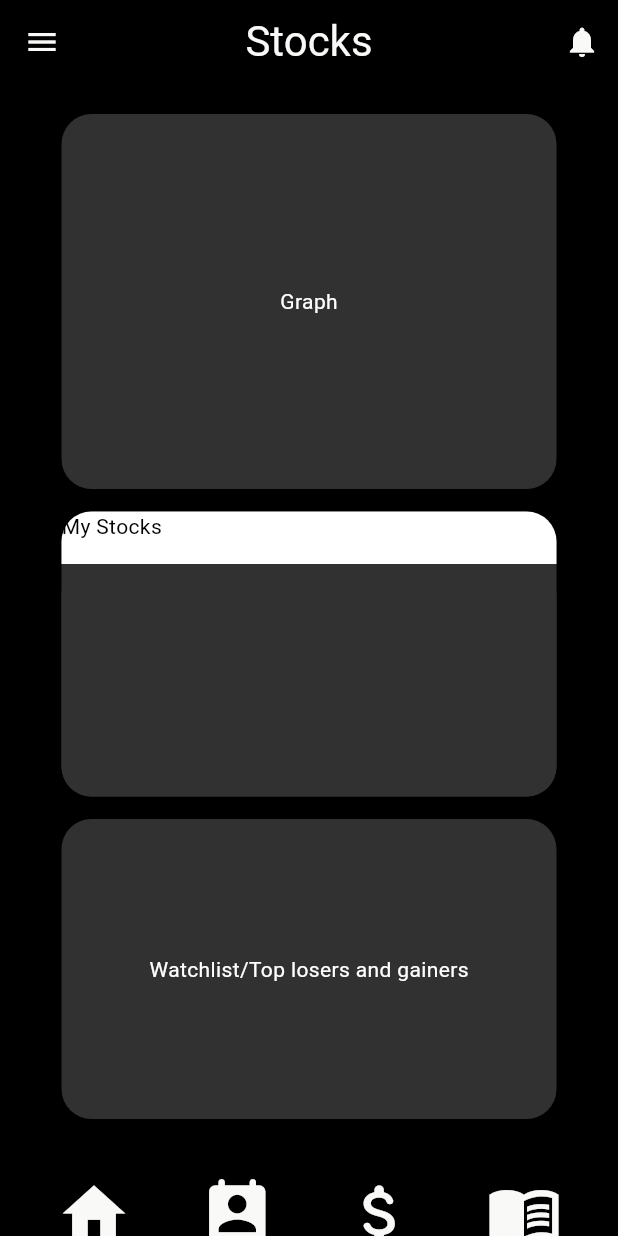
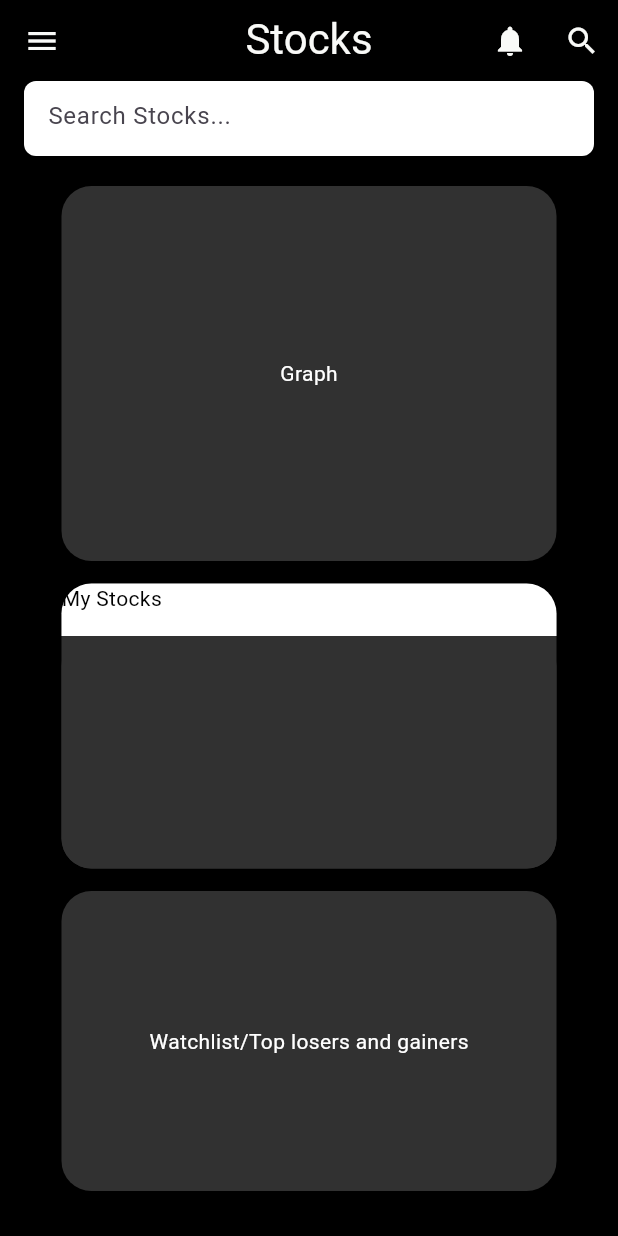
Before and after one commit to stranger-scripts-06/investment-manager, a Flutter app: the StocksPage screen opened by its route, on a phone screen of 412 x 824 dp. Run offline on Flutter 3.47's test engine with Material 3 defaults, Android fonts, the phone set to English and light mode, and no system bars; our stand-ins replace cloud_firestore, firebase_auth, firebase_core, flutter_svg; accounts and stored records are empty; network calls fail.

Commit message:
individual stock page and api added

```diff
--- a/lib/pages/stockspage.dart
+++ b/lib/pages/stockspage.dart
@@ -1,6 +1,7 @@
 import 'package:flutter/material.dart';
 import 'package:cloud_firestore/cloud_firestore.dart';
 import 'package:firebase_auth/firebase_auth.dart';
+import 'package:investment_manager/pages/indivstock.dart';
 
 class StocksPage extends StatefulWidget {
   @override
@@ -10,8 +11,6 @@ class StocksPage extends StatefulWidget {
 class Stock {
   final String name;
   final String symbol;
-
-
 
   Stock({required this.name, required this.symbol});
 
@@ -25,14 +24,19 @@ class Stock {
 
 class _StocksPageState extends State<StocksPage> {
   late List<Stock> myStocks;
+  TextEditingController searchController = TextEditingController();
 
   @override
   void initState() {
     super.initState();
     fetchStocks();
+    searchController.addListener(() {
+      setState(
+          () {}); // Trigger a rebuild when the text in the search box changes
+    });
   }
 
-  Widget waiting(){
+  Widget waiting() {
     return CircularProgressIndicator();
   }
 
@@ -40,12 +44,11 @@ class _StocksPageState extends State<StocksPage> {
     final user = FirebaseAuth.instance.currentUser!;
     String email = user.email!;
 
-    setState(() {_isLoading = true;});
+    setState(() {
+      _isLoading = true;
+    });
 
     try {
-      while(ConnectionState == ConnectionState.waiting){
-        waiting();
-      }
       // Replace 'user_id' with the actual user ID
       QuerySnapshot<Map<String, dynamic>> snapshot = await FirebaseFirestore
           .instance
@@ -60,22 +63,30 @@ class _StocksPageState extends State<StocksPage> {
 
       setState(() {
         myStocks = fetchedStocks;
+        _isLoading = false; // Set loading state to false after data is fetched
       });
-      setState(() {
-          myStocks = fetchedStocks;
-          _isLoading = false; // Set loading state to false after data is fetched
-        }
-      );
     } catch (e) {
       print('Error fetching stocks: $e');
     }
+  }
+
+  void _performSearch(String query) {
+    // Navigate to search results page with the entered query
+    Navigator.push(
+      context,
+      MaterialPageRoute(
+        builder: (context) => SearchResultsPage(searchQuery: query),
+      ),
+    );
   }
 
   bool _isLoading = false;
 
   @override
   Widget build(BuildContext context) {
-    return _isLoading ? waiting() : Scaffold(
+    return _isLoading
+        ? waiting()
+        : Scaffold(
             appBar: AppBar(
               title: Text(
                 "Stocks",
@@ -98,8 +109,37 @@ class _StocksPageState extends State<StocksPage> {
                   icon: Icon(Icons.notifications),
                   color: Color(0xFFF9FAF8),
                 ),
+                IconButton(
+                  onPressed: () {
+                    _performSearch(searchController.text);
+                  },
+                  icon: Icon(Icons.search),
+                  color: Color(0xFFF9FAF8),
+                ),
               ],
               backgroundColor: Colors.black,
+              bottom: PreferredSize(
+                preferredSize: Size.fromHeight(48.0),
+                child: Container(
+                  height: 50,
+                  padding: EdgeInsets.symmetric(horizontal: 16.0),
+                  child: TextField(
+                    controller: searchController,
+                    onSubmitted: (query) {
+                      _performSearch(query);
+                    },
+                    decoration: InputDecoration(
+                      hintText: 'Search Stocks...',
+                      fillColor: Colors.white,
+                      filled: true,
+                      border: OutlineInputBorder(
+                        borderRadius: BorderRadius.circular(8.0),
+                        borderSide: BorderSide.none,
+                      ),
+                    ),
+                  ),
+                ),
+              ),
             ),
             body: SizedBox.expand(
               child: SingleChildScrollView(
@@ -128,7 +168,9 @@ class _StocksPageState extends State<StocksPage> {
                     SizedBox(
                       height: 15.0,
                     ),
-              Row(mainAxisAlignment: MainAxisAlignment.spaceEvenly, children: [
+                    Row(
+                        mainAxisAlignment: MainAxisAlignment.spaceEvenly,
+                        children: [
                           Container(
                             height: 190,
                             width: 330,
@@ -152,7 +194,6 @@ class _StocksPageState extends State<StocksPage> {
                                   "My Stocks",
                                   style: TextStyle(
                                     color: Colors.black,
-
                                   ),
                                 ),
                               ),
@@ -171,8 +212,8 @@ class _StocksPageState extends State<StocksPage> {
                                         itemBuilder: (context, index) {
                                           return ListTile(
                                             title: Text(myStocks[index].name),
-                                  subtitle:
-                                      Text('Symbol: ${myStocks[index].symbol}'),
+                                            subtitle: Text(
+                                                'Symbol: ${myStocks[index].symbol}'),
                                           );
                                         },
                                       )
--- a/pubspec.yaml
+++ b/pubspec.yaml
@@ -38,6 +38,10 @@ dependencies:
   firebase_core: ^2.24.2
   firebase_auth: ^4.12.0
   cloud_firestore: ^4.13.1
+  csv: ^5.1.1
+  autocomplete_textfield: ^2.0.1
+  flutter_typeahead: ^5.0.2
+  http: ^0.13.3
 
 dev_dependencies:
   flutter_test:
```
Also changed, not shown: assets/stock_data.csv (added, +1 -0 lines), lib/pages/indivstock.dart (added, +141 -0 lines), pubspec.lock. Lines whose indentation alone changed are shown as unchanged.
